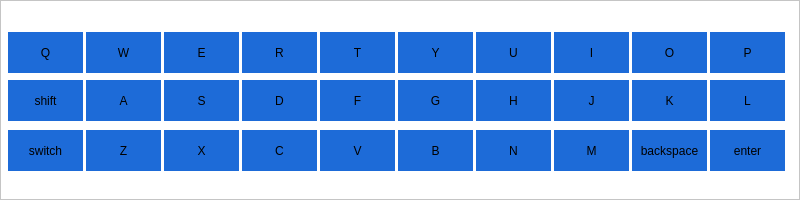
WhiteW0lf00/supreme_ulterior_interior, file keyboard.ui: the form before one commit.
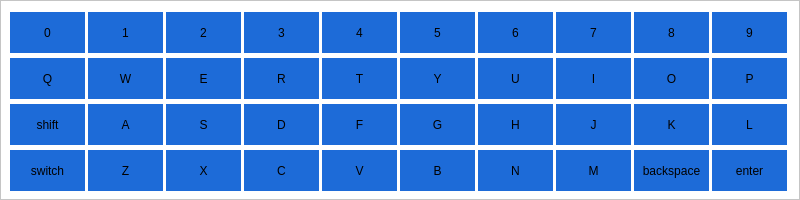
The form after the commit.

What changed in the file:
```diff
--- a/keyboard.ui
+++ b/keyboard.ui
@@ -34,8 +34,8 @@
    <widget class="QToolButton" name="Q">
     <property name="geometry">
      <rect>
-      <x>8</x>
-      <y>32</y>
+      <x>10</x>
+      <y>58</y>
       <width>75</width>
       <height>41</height>
      </rect>
@@ -51,8 +51,8 @@
    <widget class="QToolButton" name="W">
     <property name="geometry">
      <rect>
-      <x>86</x>
-      <y>32</y>
+      <x>88</x>
+      <y>58</y>
       <width>75</width>
       <height>41</height>
      </rect>
@@ -68,8 +68,8 @@
    <widget class="QToolButton" name="E">
     <property name="geometry">
      <rect>
-      <x>164</x>
-      <y>32</y>
+      <x>166</x>
+      <y>58</y>
       <width>75</width>
       <height>41</height>
      </rect>
@@ -85,8 +85,8 @@
    <widget class="QToolButton" name="R">
     <property name="geometry">
      <rect>
-      <x>242</x>
-      <y>32</y>
+      <x>244</x>
+      <y>58</y>
       <width>75</width>
       <height>41</height>
      </rect>
@@ -102,8 +102,8 @@
    <widget class="QToolButton" name="T">
     <property name="geometry">
      <rect>
-      <x>320</x>
-      <y>32</y>
+      <x>322</x>
+      <y>58</y>
       <width>75</width>
       <height>41</height>
      </rect>
@@ -119,8 +119,8 @@
    <widget class="QToolButton" name="Y">
     <property name="geometry">
      <rect>
-      <x>398</x>
-      <y>32</y>
+      <x>400</x>
+      <y>58</y>
       <width>75</width>
       <height>41</height>
      </rect>
@@ -136,8 +136,8 @@
    <widget class="QToolButton" name="U">
     <property name="geometry">
      <rect>
-      <x>476</x>
-      <y>32</y>
+      <x>478</x>
+      <y>58</y>
       <width>75</width>
       <height>41</height>
      </rect>
@@ -153,8 +153,8 @@
    <widget class="QToolButton" name="I">
     <property name="geometry">
      <rect>
-      <x>554</x>
-      <y>32</y>
+      <x>556</x>
+      <y>58</y>
       <width>75</width>
       <height>41</height>
      </rect>
@@ -170,8 +170,8 @@
    <widget class="QToolButton" name="O">
     <property name="geometry">
      <rect>
-      <x>632</x>
-      <y>32</y>
+      <x>634</x>
+      <y>58</y>
       <width>75</width>
       <height>41</height>
      </rect>
@@ -187,8 +187,8 @@
    <widget class="QToolButton" name="K">
     <property name="geometry">
      <rect>
-      <x>632</x>
-      <y>80</y>
+      <x>634</x>
+      <y>104</y>
       <width>75</width>
       <height>41</height>
      </rect>
@@ -204,8 +204,8 @@
    <widget class="QToolButton" name="G">
     <property name="geometry">
      <rect>
-      <x>398</x>
-      <y>80</y>
+      <x>400</x>
+      <y>104</y>
       <width>75</width>
       <height>41</height>
      </rect>
@@ -221,8 +221,8 @@
    <widget class="QToolButton" name="J">
     <property name="geometry">
      <rect>
-      <x>554</x>
-      <y>80</y>
+      <x>556</x>
+      <y>104</y>
       <width>75</width>
       <height>41</height>
      </rect>
@@ -238,8 +238,8 @@
    <widget class="QToolButton" name="S">
     <property name="geometry">
      <rect>
-      <x>164</x>
-      <y>80</y>
+      <x>166</x>
+      <y>104</y>
       <width>75</width>
       <height>41</height>
      </rect>
@@ -255,8 +255,8 @@
    <widget class="QToolButton" name="D">
     <property name="geometry">
      <rect>
-      <x>242</x>
-      <y>80</y>
+      <x>244</x>
+      <y>104</y>
       <width>75</width>
       <height>41</height>
      </rect>
@@ -272,8 +272,8 @@
    <widget class="QToolButton" name="F">
     <property name="geometry">
      <rect>
-      <x>320</x>
-      <y>80</y>
+      <x>322</x>
+      <y>104</y>
       <width>75</width>
       <height>41</height>
      </rect>
@@ -289,8 +289,8 @@
    <widget class="QToolButton" name="shift">
     <property name="geometry">
      <rect>
-      <x>8</x>
-      <y>80</y>
+      <x>10</x>
+      <y>104</y>
       <width>75</width>
       <height>41</height>
      </rect>
@@ -306,8 +306,8 @@
    <widget class="QToolButton" name="A">
     <property name="geometry">
      <rect>
-      <x>86</x>
-      <y>80</y>
+      <x>88</x>
+      <y>104</y>
       <width>75</width>
       <height>41</height>
      </rect>
@@ -323,8 +323,8 @@
    <widget class="QToolButton" name="H">
     <property name="geometry">
      <rect>
-      <x>476</x>
-      <y>80</y>
+      <x>478</x>
+      <y>104</y>
       <width>75</width>
       <height>41</height>
      </rect>
@@ -340,8 +340,8 @@
    <widget class="QToolButton" name="L">
     <property name="geometry">
      <rect>
-      <x>710</x>
-      <y>80</y>
+      <x>712</x>
+      <y>104</y>
       <width>75</width>
       <height>41</height>
      </rect>
@@ -357,8 +357,8 @@
    <widget class="QToolButton" name="Z">
     <property name="geometry">
      <rect>
-      <x>86</x>
-      <y>130</y>
+      <x>88</x>
+      <y>150</y>
       <width>75</width>
       <height>41</height>
      </rect>
@@ -374,8 +374,8 @@
    <widget class="QToolButton" name="N">
     <property name="geometry">
      <rect>
-      <x>476</x>
-      <y>130</y>
+      <x>478</x>
+      <y>150</y>
       <width>75</width>
       <height>41</height>
      </rect>
@@ -391,8 +391,8 @@
    <widget class="QToolButton" name="M">
     <property name="geometry">
      <rect>
-      <x>554</x>
-      <y>130</y>
+      <x>556</x>
+      <y>150</y>
       <width>75</width>
       <height>41</height>
      </rect>
@@ -408,8 +408,8 @@
    <widget class="QToolButton" name="switch_2">
     <property name="geometry">
      <rect>
-      <x>8</x>
-      <y>130</y>
+      <x>10</x>
+      <y>150</y>
       <width>75</width>
       <height>41</height>
      </rect>
@@ -425,8 +425,8 @@
    <widget class="QToolButton" name="B">
     <property name="geometry">
      <rect>
-      <x>398</x>
-      <y>130</y>
+      <x>400</x>
+      <y>150</y>
       <width>75</width>
       <height>41</height>
      </rect>
@@ -442,8 +442,8 @@
    <widget class="QToolButton" name="X">
     <property name="geometry">
      <rect>
-      <x>164</x>
-      <y>130</y>
+      <x>166</x>
+      <y>150</y>
       <width>75</width>
       <height>41</height>
      </rect>
@@ -459,8 +459,8 @@
    <widget class="QToolButton" name="C">
     <property name="geometry">
      <rect>
-      <x>242</x>
-      <y>130</y>
+      <x>244</x>
+      <y>150</y>
       <width>75</width>
       <height>41</height>
      </rect>
@@ -476,8 +476,8 @@
    <widget class="QToolButton" name="V">
     <property name="geometry">
      <rect>
-      <x>320</x>
-      <y>130</y>
+      <x>322</x>
+      <y>150</y>
       <width>75</width>
       <height>41</height>
      </rect>
@@ -493,8 +493,8 @@
    <widget class="QToolButton" name="P">
     <property name="geometry">
      <rect>
-      <x>710</x>
-      <y>32</y>
+      <x>712</x>
+      <y>58</y>
       <width>75</width>
       <height>41</height>
      </rect>
@@ -510,8 +510,8 @@
    <widget class="QToolButton" name="backspace">
     <property name="geometry">
      <rect>
-      <x>632</x>
-      <y>130</y>
+      <x>634</x>
+      <y>150</y>
       <width>75</width>
       <height>41</height>
      </rect>
@@ -527,8 +527,8 @@
    <widget class="QToolButton" name="enter">
     <property name="geometry">
      <rect>
-      <x>710</x>
-      <y>130</y>
+      <x>712</x>
+      <y>150</y>
       <width>75</width>
       <height>41</height>
      </rect>
@@ -541,6 +541,176 @@
      <string>enter</string>
     </property>
    </widget>
+   <widget class="QToolButton" name="six">
+    <property name="geometry">
+     <rect>
+      <x>478</x>
+      <y>12</y>
+      <width>75</width>
+      <height>41</height>
+     </rect>
+    </property>
+    <property name="styleSheet">
+     <string notr="true">background-color: #1d6bd8; border: none
+</string>
+    </property>
+    <property name="text">
+     <string>6</string>
+    </property>
+   </widget>
+   <widget class="QToolButton" name="seven">
+    <property name="geometry">
+     <rect>
+      <x>556</x>
+      <y>12</y>
+      <width>75</width>
+      <height>41</height>
+     </rect>
+    </property>
+    <property name="styleSheet">
+     <string notr="true">background-color: #1d6bd8; border: none
+</string>
+    </property>
+    <property name="text">
+     <string>7</string>
+    </property>
+   </widget>
+   <widget class="QToolButton" name="three">
+    <property name="geometry">
+     <rect>
+      <x>244</x>
+      <y>12</y>
+      <width>75</width>
+      <height>41</height>
+     </rect>
+    </property>
+    <property name="styleSheet">
+     <string notr="true">background-color: #1d6bd8; border: none
+</string>
+    </property>
+    <property name="text">
+     <string>3</string>
+    </property>
+   </widget>
+   <widget class="QToolButton" name="one">
+    <property name="geometry">
+     <rect>
+      <x>88</x>
+      <y>12</y>
+      <width>75</width>
+      <height>41</height>
+     </rect>
+    </property>
+    <property name="styleSheet">
+     <string notr="true">background-color: #1d6bd8; border: none
+</string>
+    </property>
+    <property name="text">
+     <string>1</string>
+    </property>
+   </widget>
+   <widget class="QToolButton" name="two">
+    <property name="geometry">
+     <rect>
+      <x>166</x>
+      <y>12</y>
+      <width>75</width>
+      <height>41</height>
+     </rect>
+    </property>
+    <property name="styleSheet">
+     <string notr="true">background-color: #1d6bd8; border: none
+</string>
+    </property>
+    <property name="text">
+     <string>2</string>
+    </property>
+   </widget>
+   <widget class="QToolButton" name="eight">
+    <property name="geometry">
+     <rect>
+      <x>634</x>
+      <y>12</y>
+      <width>75</width>
+      <height>41</height>
+     </rect>
+    </property>
+    <property name="styleSheet">
+     <string notr="true">background-color: #1d6bd8; border: none
+</string>
+    </property>
+    <property name="text">
+     <string>8</string>
+    </property>
+   </widget>
+   <widget class="QToolButton" name="nine">
+    <property name="geometry">
+     <rect>
+      <x>712</x>
+      <y>12</y>
+      <width>75</width>
+      <height>41</height>
+     </rect>
+    </property>
+    <property name="styleSheet">
+     <string notr="true">background-color: #1d6bd8; border: none
+</string>
+    </property>
+    <property name="text">
+     <string>9</string>
+    </property>
+   </widget>
+   <widget class="QToolButton" name="five">
+    <property name="geometry">
+     <rect>
+      <x>400</x>
+      <y>12</y>
+      <width>75</width>
+      <height>41</height>
+     </rect>
+    </property>
+    <property name="styleSheet">
+     <string notr="true">background-color: #1d6bd8; border: none
+</string>
+    </property>
+    <property name="text">
+     <string>5</string>
+    </property>
+   </widget>
+   <widget class="QToolButton" name="four">
+    <property name="geometry">
+     <rect>
+      <x>322</x>
+      <y>12</y>
+      <width>75</width>
+      <height>41</height>
+     </rect>
+    </property>
+    <property name="styleSheet">
+     <string notr="true">background-color: #1d6bd8; border: none
+</string>
+    </property>
+    <property name="text">
+     <string>4</string>
+    </property>
+   </widget>
+   <widget class="QToolButton" name="zero">
+    <property name="geometry">
+     <rect>
+      <x>10</x>
+      <y>12</y>
+      <width>75</width>
+      <height>41</height>
+     </rect>
+    </property>
+    <property name="styleSheet">
+     <string notr="true">background-color: #1d6bd8; border: none
+</string>
+    </property>
+    <property name="text">
+     <string>0</string>
+    </property>
+   </widget>
   </widget>
  </widget>
  <resources/>
```
